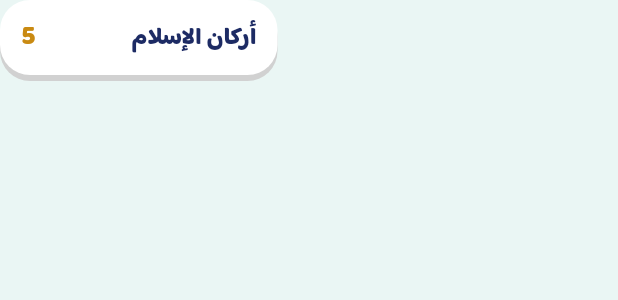
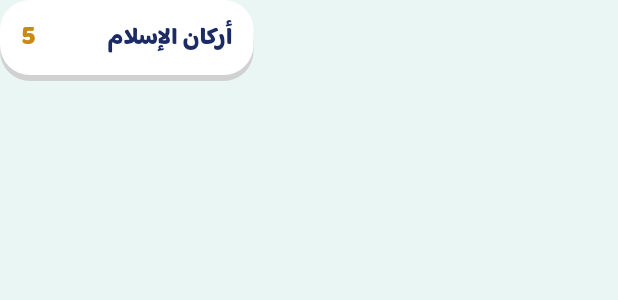
Before and after one commit to ayattla/rawdah-android, a Flutter app: the _OrderChip widget shown alone on an empty page, opened directly with sample values from the repository, on a phone screen of 412 x 824 dp. Shown: the top 300 px of the screen. Run offline on Flutter 3.47's test engine with Material 3 defaults, Android fonts, the phone set to English and light mode, and no system bars; our stand-ins replace cloud_firestore, connectivity_plus, firebase_auth, firebase_core, flutter_riverpod, flutter_secure_storage and 5 more; missing offline and left inert: flame; accounts and stored records are empty.

Commit message:
بطاقات رتب عمودين داخل الإطار
Co-Authored-By: Claude Opus 5.5 <noreply@anthropic.com>
Claude-Session: https://claude.ai/code/session_01AFT4sY5B4Y3sTVydasHjK6

```diff
--- a/lib/features/islamic/presentation/islamic_screens.dart
+++ b/lib/features/islamic/presentation/islamic_screens.dart
@@ -86,7 +86,7 @@ class _OrderChip extends StatelessWidget {
 
   @override
   Widget build(BuildContext context) {
-    final w = (MediaQuery.sizeOf(context).width - 42) / 2;
+    final w = (MediaQuery.sizeOf(context).width - 74) / 2;
     return Semantics(
       button: true,
       label: 'رتب ${set.title}${done ? '، أنجزته' : ''}',
```
